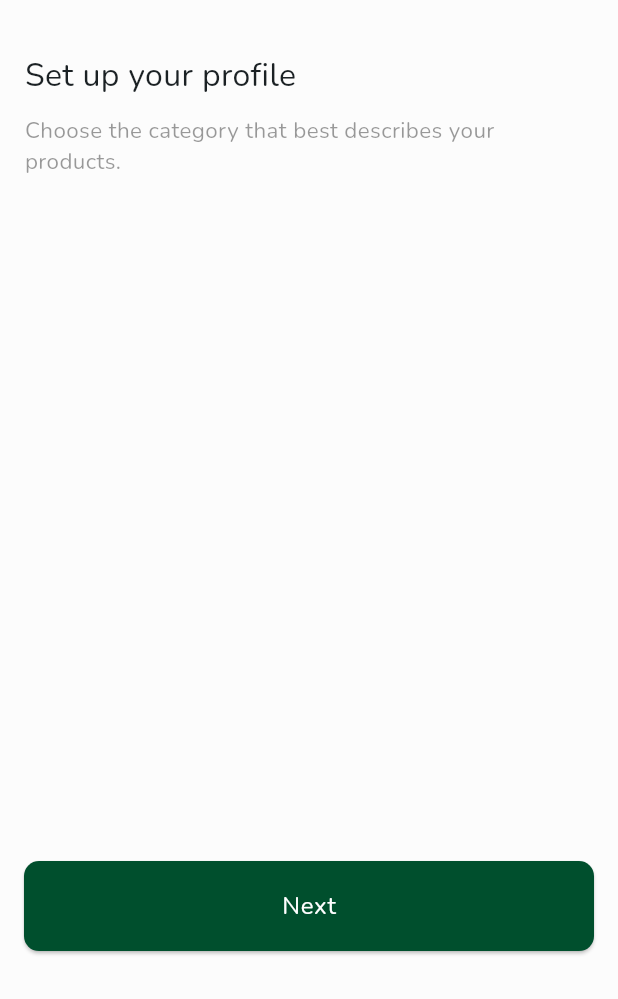
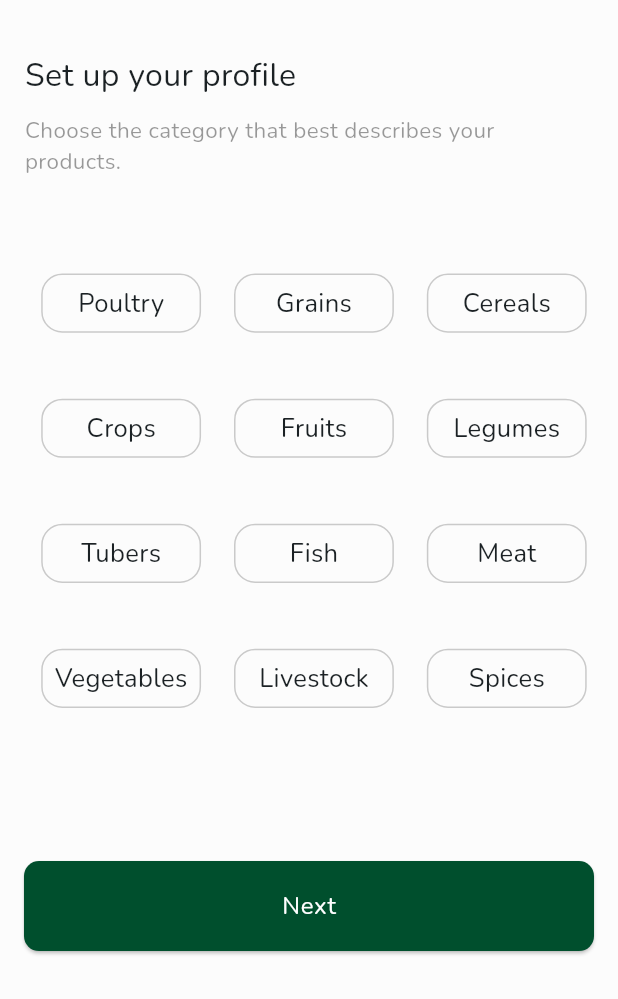
Before and after one commit to JER3MIAH/farm_fresh, a Flutter app: the SetUpProfileView screen opened by its route, on a phone screen of 412 x 824 dp, the part 237-1236 px from its top. Run offline on Flutter 3.47's test engine with Material 3 defaults, Android fonts, the phone set to English and light mode, and no system bars; our stand-ins replace flutter_hooks, flutter_riverpod, flutter_svg, get, hooks_riverpod, pin_code_fields and 1 more.

Commit message:
Choose category

```diff
--- a/lib/src/features/auth/presentation/view_models/seller_profile_setup.dart
+++ b/lib/src/features/auth/presentation/view_models/seller_profile_setup.dart
@@ -5,5 +5,29 @@ final sellerProfileSetUpProvider =
     ChangeNotifierProvider((ref) => SellerProfileSetUpViewModel());
 
 class SellerProfileSetUpViewModel extends ChangeNotifier {
+  List<String> categories = [
+    'Poultry',
+    'Grains',
+    'Cereals',
+    'Crops',
+    'Fruits',
+    'Legumes',
+    'Tubers',
+    'Fish',
+    'Meat',
+    'Vegetables',
+    'Livestock',
+    'Spices'
+  ];
 
+  List<String> selectedCategories = [];
+
+  void addOrRemoveCategory(String category) {
+    if (!selectedCategories.contains(category)) {
+      selectedCategories.add(category);
+    } else {
+      selectedCategories.remove(category);
+    }
+    notifyListeners();
+  }
 }
--- a/lib/src/features/auth/presentation/views/register/register_view.dart
+++ b/lib/src/features/auth/presentation/views/register/register_view.dart
@@ -88,7 +88,7 @@ class RegisterView extends HookConsumerWidget {
                     } else if (signUpViewmodel.userType == UserType.seller) {
                       AppNavigator.pushNamed(AuthRoutes.login);
                     } else {
-                      AppSnackBar.showSnackbar(message: 'Select one');
+                      selectOptionBar();
                     }
                   },
                 ),
--- a/lib/src/features/auth/presentation/views/set_up_profile/set_up_profile.dart
+++ b/lib/src/features/auth/presentation/views/set_up_profile/set_up_profile.dart
@@ -1,14 +1,24 @@
+import 'package:farm_fresh/src/features/auth/presentation/view_models/seller_profile_setup.dart';
+import 'package:farm_fresh/src/features/auth/presentation/views/set_up_profile/widgets/category_container.dart';
 import 'package:farm_fresh/src/shared/shared.dart';
+import 'package:flutter/cupertino.dart';
 import 'package:flutter/material.dart';
+import 'package:flutter/widgets.dart';
+import 'package:hooks_riverpod/hooks_riverpod.dart';
 
-class SetUpProfileView extends StatelessWidget {
+class SetUpProfileView extends ConsumerWidget {
   const SetUpProfileView({super.key});
 
   @override
-  Widget build(BuildContext context) {
+  Widget build(BuildContext context, ref) {
+    final categories = ref.watch(sellerProfileSetUpProvider).categories;
+    final selectedCategories =
+        ref.watch(sellerProfileSetUpProvider).selectedCategories;
+
     return Scaffold(
-      body: AppColumn(
-        margin: EdgeInsets.symmetric(horizontal: 15.dx).copyWith(top: 55.dy),
+      body: Padding(
+        padding: EdgeInsets.symmetric(horizontal: 15.dx).copyWith(top: 55.dy),
+        child: Column(
           crossAxisAlignment: CrossAxisAlignment.start,
           children: [
             const BackAndAppIcon(),
@@ -30,8 +40,28 @@ class SetUpProfileView extends StatelessWidget {
               ),
             ),
             YBox(40.dy),
-
+            Table(
+              defaultColumnWidth: const IntrinsicColumnWidth(),
+              children: List.generate(4, (rowIndex) {
+                return TableRow(
+                  children: List.generate(3, (colIndex) {
+                    final index = rowIndex * 3 + colIndex;
+                    return CategoryContainer(
+                      text: categories[index],
+                      isSelected:
+                          selectedCategories.contains(categories[index]),
+                      onTap: () {
+                        ref
+                            .read(sellerProfileSetUpProvider.notifier)
+                            .addOrRemoveCategory(categories[index]);
+                      },
+                    );
+                  }),
+                );
+              }),
+            ),
           ],
+        ),
       ),
       bottomNavigationBar: Padding(
         padding: EdgeInsets.symmetric(horizontal: 15.dy, vertical: 30.dy),
--- a/lib/src/features/auth/presentation/views/set_up_profile/widgets/category_container.dart
+++ b/lib/src/features/auth/presentation/views/set_up_profile/widgets/category_container.dart
@@ -3,20 +3,29 @@ import 'package:flutter/material.dart';
 
 class CategoryContainer extends StatelessWidget {
   final String text;
+  final bool isSelected;
+  final VoidCallback onTap;
   const CategoryContainer({
     super.key,
     required this.text,
+    required this.onTap,
+    required this.isSelected,
   });
 
   @override
   Widget build(BuildContext context) {
-    return Container(
-      margin: EdgeInsets.symmetric(horizontal: 10.dx),
+    return GestureDetector(
+      onTap: onTap,
+      child: Container(
         height: 37.dy,
         width: 97.dx,
-      padding: EdgeInsets.all(5.dx),
+        margin: EdgeInsets.symmetric(horizontal: 10.dx, vertical: 20.dx),
         decoration: BoxDecoration(
+          color: isSelected ? appColors.green : null,
           borderRadius: BorderRadius.circular(14),
+          border: Border.all(
+            color: appColors.grey.withOpacity(.25),
+          ),
         ),
         child: Center(
           child: Text(
@@ -24,6 +33,8 @@ class CategoryContainer extends StatelessWidget {
             style: TextStyle(
               fontSize: 16.sp,
               fontWeight: FontWeight.w500,
+              color: isSelected ? appColors.white : null,
+            ),
           ),
         ),
       ),
```
Lines whose indentation alone changed are shown as unchanged.
